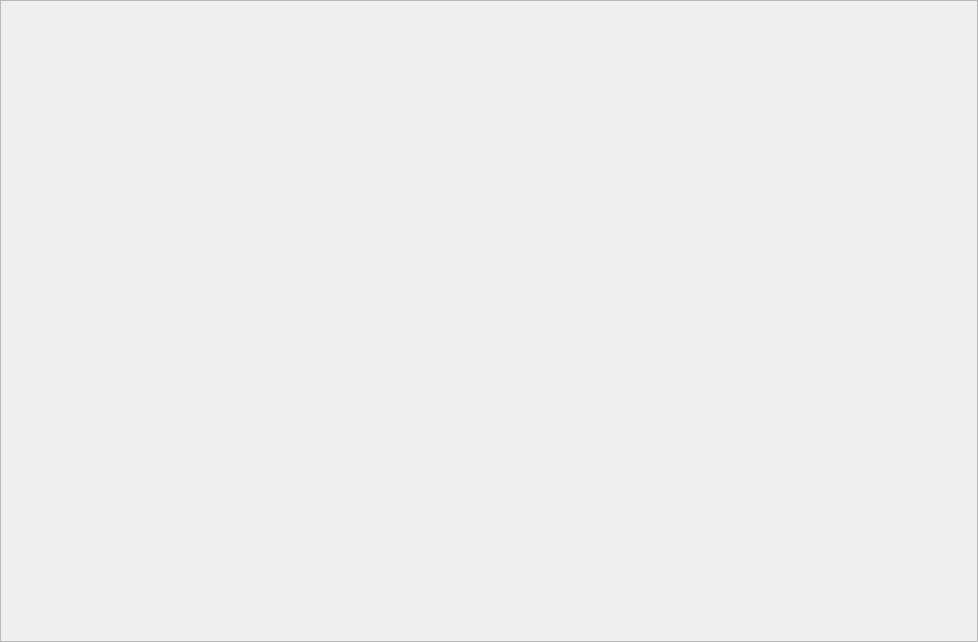
Above: src/tab_gold_fich.ui from Zugzwangs/Eternal-Deck-Builder before the change. Below: the same form after it.
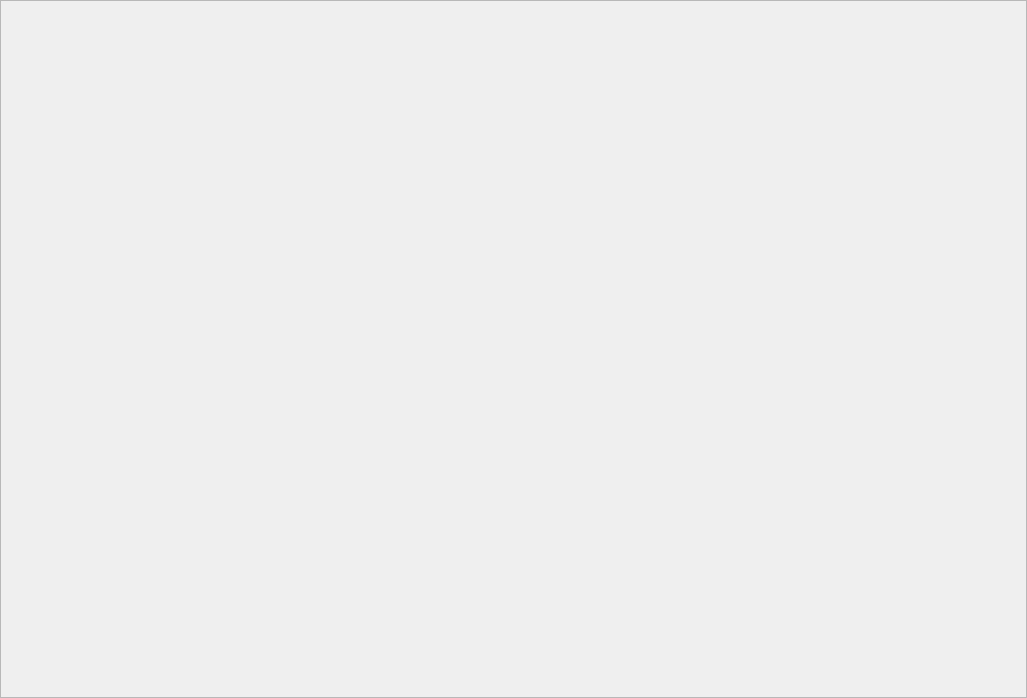
That is the form after the change.

What changed in the file:
```diff
--- a/src/tab_gold_fich.ui
+++ b/src/tab_gold_fich.ui
@@ -6,8 +6,8 @@
    <rect>
     <x>0</x>
     <y>0</y>
-    <width>978</width>
-    <height>642</height>
+    <width>1027</width>
+    <height>698</height>
    </rect>
   </property>
   <property name="windowTitle">
@@ -21,8 +21,8 @@
     <rect>
      <x>0</x>
      <y>0</y>
-     <width>976</width>
-     <height>640</height>
+     <width>1025</width>
+     <height>696</height>
     </rect>
    </property>
   </widget>
```
